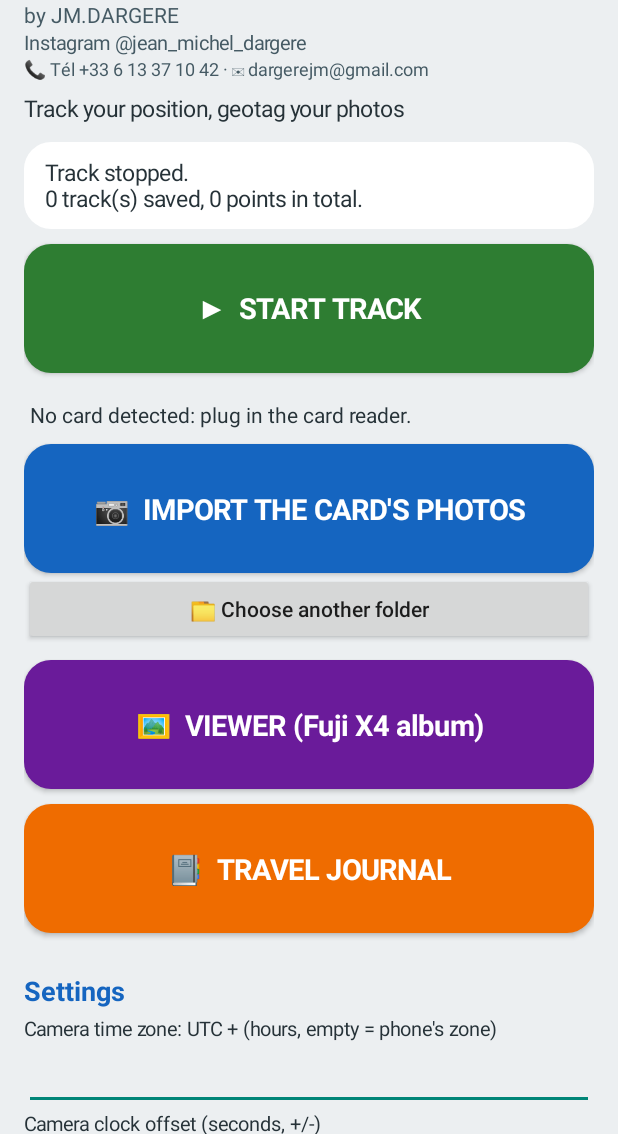
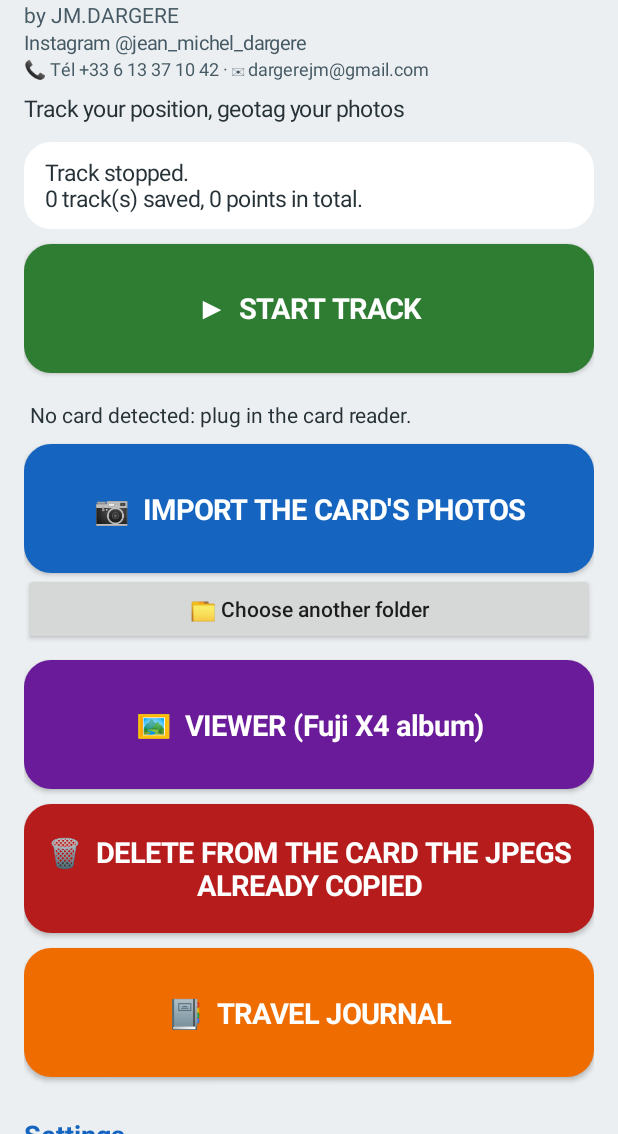
Before and after one commit to dargerejm-oss/trace-photo-android, an Android app: the screen it shows after launch (MainActivity), on a phone screen of 412 x 824 dp, the part 102-1236 px from its top. Run offline under Robolectric (Android 15) with nearby library versions, the phone set to English and light mode, and no system bars; pictures from the network do not load.

Commit message:
v2.5: bouton suppression des JPEG deja copies, raisons et erreurs de suppression affichees
Co-Authored-By: Claude Sonnet 5.5 <noreply@anthropic.com>
Claude-Session: https://claude.ai/code/session_01HG97iMfEjTevcNT62nJE5X

```diff
--- a/app/build.gradle.kts
+++ b/app/build.gradle.kts
@@ -10,8 +10,8 @@ android {
         applicationId = "com.jmdargere.tracephoto"
         minSdk = 29
         targetSdk = 34
-        versionCode = 8
-        versionName = "2.4"
+        versionCode = 9
+        versionName = "2.5"
     }
     compileOptions {
         sourceCompatibility = JavaVersion.VERSION_17
--- a/app/src/main/java/com/jmdargere/tracephoto/T.kt
+++ b/app/src/main/java/com/jmdargere/tracephoto/T.kt
@@ -44,6 +44,12 @@ object T {
         "o_rappel" to "⏰ Rappel chaque matin à 9 h : « Pense à démarrer la trace »",
         "rappel_txt" to "Pense à démarrer la trace",
         "rappel_sub" to "Appuie ici pour la lancer",
+        "b_nettoie" to "🗑  SUPPRIMER DE LA CARTE LES JPEG DÉJÀ COPIÉS",
+        "sup_trouves" to "🗑 %d JPEG de la carte sont déjà copiés et vérifiés sur le téléphone.",
+        "sup_why_opt" to "Aucune suppression proposée : l'option « supprimer de la carte » est décochée dans les réglages.",
+        "sup_why_stop" to "Aucune suppression proposée : le traitement a été arrêté.",
+        "sup_why_rien" to "Aucune suppression proposée : aucun JPEG copié et vérifié à supprimer (utilise le bouton rouge « SUPPRIMER DE LA CARTE… »).",
+        "sup_copie_abs" to "%d copie(s) introuvable(s) sur le téléphone : original gardé.",
         "batt" to "🔋 Autoriser en arrière-plan (Xiaomi)",
         "stop_trt" to "⏹ STOP",
         "lecture" to "Lecture des traces…",
@@ -130,6 +136,12 @@ object T {
         "o_rappel" to "⏰ Reminder every morning at 9: \"Remember to start the trace\"",
         "rappel_txt" to "Remember to start the trace",
         "rappel_sub" to "Tap here to start it",
+        "b_nettoie" to "🗑  DELETE FROM THE CARD THE JPEGS ALREADY COPIED",
+        "sup_trouves" to "🗑 %d JPEG on the card are already copied and verified on the phone.",
+        "sup_why_opt" to "No deletion offered: the \"delete from card\" option is unchecked in settings.",
+        "sup_why_stop" to "No deletion offered: processing was stopped.",
+        "sup_why_rien" to "No deletion offered: no copied and verified JPEG to delete (use the red \"DELETE FROM THE CARD…\" button).",
+        "sup_copie_abs" to "%d copy(ies) not found on the phone: original kept.",
         "batt" to "🔋 Allow in background (Xiaomi)",
         "stop_trt" to "⏹ STOP",
         "lecture" to "Reading tracks…",
```
Also changed, not shown: app/src/main/java/com/jmdargere/tracephoto/Geoloc.kt (+14 -3 lines), app/src/main/java/com/jmdargere/tracephoto/MainActivity.kt (+24 -2 lines).
